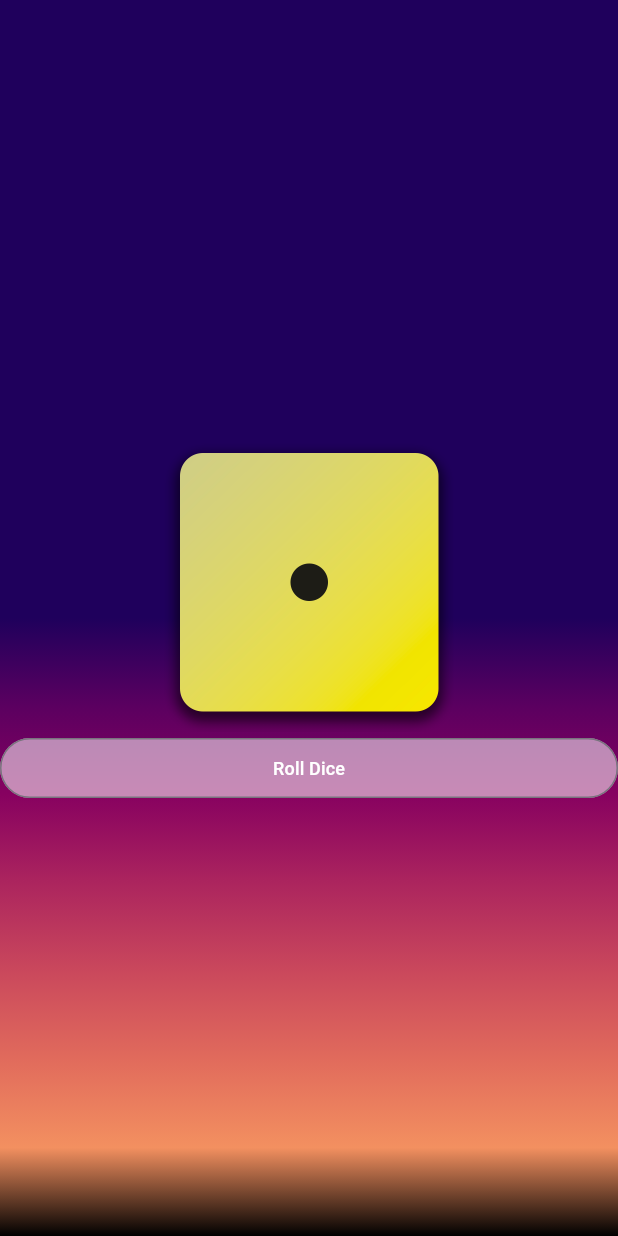
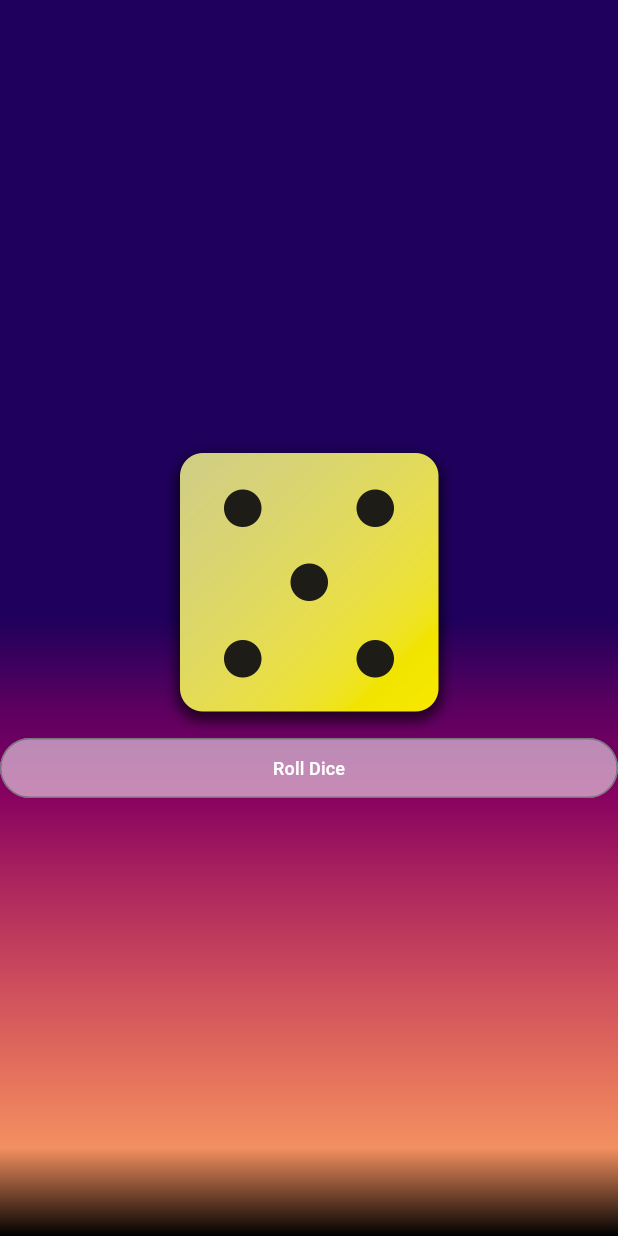
Before and after one commit to mesafntzewdu/flutter_dice_roller, a Flutter app: the screen it shows after launch, after a tap on "Roll Dice", on a phone screen of 412 x 824 dp. Run offline on Flutter 3.47's test engine with Material 3 defaults, Android fonts, the phone set to English and light mode, and no system bars; Roboto replaces fonts that are missing (coors).

```diff
--- a/lib/dice_roller.dart
+++ b/lib/dice_roller.dart
@@ -2,6 +2,8 @@ import 'dart:math';
 
 import 'package:dice_roller/styled_text.dart';
 import 'package:flutter/material.dart';
+
+final randomizer = Random();
 
 class DiceRoller extends StatefulWidget {
   const DiceRoller({super.key});
@@ -35,7 +37,7 @@ class _DiceRollerState extends State<DiceRoller> {
   }
 
   void rollDice() {
-    int rand = Random().nextInt(5) + 1;
+    int rand = randomizer.nextInt(6) + 1;
     setState(() {
       dice = "assets/images/dice-$rand.png";
     });
```
